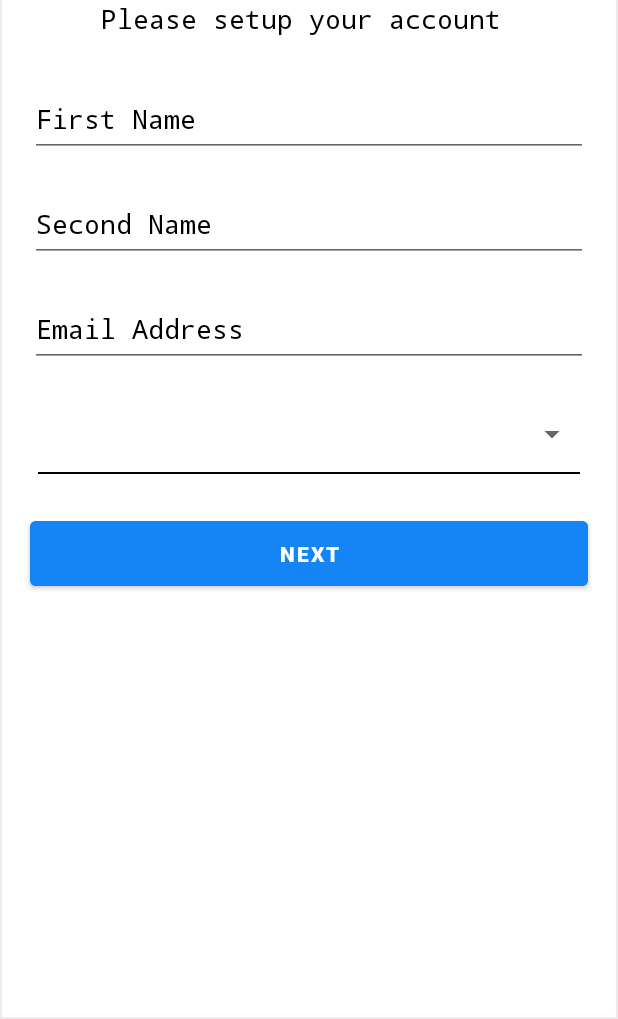
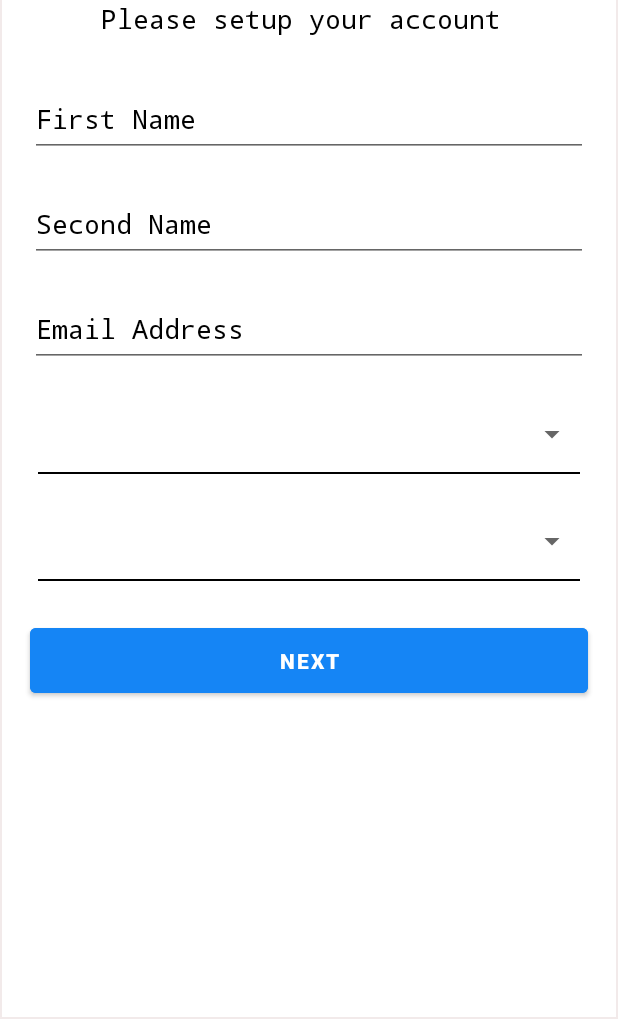
Before and after one commit to malcolmmaima/mafunzo-loop-android, an Android app: the AccountSetup screen opened through its navigation route, on a phone screen of 412 x 824 dp, the part 217-1236 px from its top. Run offline under Robolectric (Android 15) with nearby library versions, the phone set to English and light mode, and no system bars; our stand-ins replace Dagger/Hilt's generated code, Firebase (no records; nobody signed in at launch, a user with empty details on screens opened directly); libraries missing offline, so code that uses them is left out: com.github.razir.progressbutton, com.hbb20; 2 statements that could not run were skipped.

Commit message:
add school spinner

```diff
--- a/app/src/main/java/com/mafunzo/loop/data/models/requests/CreateUserRequest.kt
+++ b/app/src/main/java/com/mafunzo/loop/data/models/requests/CreateUserRequest.kt
@@ -7,5 +7,6 @@ data class CreateUserRequest(
     val email: String,
     val firstName: String,
     val lastName: String,
-    val accountType: String
+    val accountType: String,
+    val schools: List<String?>
 )
--- a/app/src/main/java/com/mafunzo/loop/di/Constants.kt
+++ b/app/src/main/java/com/mafunzo/loop/di/Constants.kt
@@ -3,5 +3,6 @@ package com.mafunzo.loop.di
 object Constants {
     const val FIREBASE_APP_SETTINGS = "app_settings"
     const val FIREBASE_APP_ACCOUNT_TYPES = "account_types"
+    const val FIREBASE_APP_SCHOOLS = "schools"
     const val FIREBASE_APP_USERS = "users"
 }
--- a/app/src/main/java/com/mafunzo/loop/ui/main/MainViewModel.kt
+++ b/app/src/main/java/com/mafunzo/loop/ui/main/MainViewModel.kt
@@ -6,6 +6,8 @@ import androidx.lifecycle.ViewModel
 import androidx.lifecycle.viewModelScope
 import com.google.firebase.auth.FirebaseAuth
 import com.google.firebase.firestore.FirebaseFirestore
+import com.google.firebase.firestore.ktx.toObject
+import com.mafunzo.loop.data.models.responses.SchoolResponse
 import com.mafunzo.loop.di.Constants
 import dagger.hilt.android.lifecycle.HiltViewModel
 import kotlinx.coroutines.flow.MutableSharedFlow
@@ -28,6 +30,9 @@ class MainViewModel @Inject constructor(
 
     private val _errorMessage = MutableSharedFlow<String>()
     val errorMessage = _errorMessage.asSharedFlow()
+
+    private val _schools = MutableSharedFlow<List<SchoolResponse>>()
+    val schools = _schools.asSharedFlow()
 
     fun getAccountTypes(){
         viewModelScope.launch {
@@ -58,4 +63,27 @@ class MainViewModel @Inject constructor(
                 }
         }
     }
+
+    fun getSchools(countryCode: String){
+        viewModelScope.launch {
+            _isLoading.emit(true)
+            //empty list of schools
+            val schools = mutableListOf<SchoolResponse>()
+            firestoreDB.collection(Constants.FIREBASE_APP_SETTINGS)
+                .document(Constants.FIREBASE_APP_SCHOOLS)
+                .collection(countryCode).get().addOnSuccessListener { documents ->
+                    for(document in documents){
+                        viewModelScope.launch {
+                            _isLoading.emit(false)
+                            document.toObject<SchoolResponse>().let { school ->
+                                //add school to list of schools
+                                school.id = document.id
+                                schools.add(school)
+                                _schools.emit(schools)
+                            }
+                        }
+                    }
+                }
+        }
+    }
 }
--- a/app/src/main/res/layout/fragment_account_setup.xml
+++ b/app/src/main/res/layout/fragment_account_setup.xml
@@ -140,6 +140,33 @@
             app:layout_constraintStart_toStartOf="parent"
             app:layout_constraintTop_toBottomOf="@id/accountTypeSpinner" />
 
+        <Spinner
+            android:id="@+id/schoolSpinner"
+            android:layout_width="match_parent"
+            android:layout_height="50dp"
+            android:layout_marginLeft="20dp"
+            android:layout_marginTop="20dp"
+            android:layout_marginRight="20dp"
+            android:textColorHint="@android:color/black"
+            android:textSize="20sp"
+            android:ems="10"
+            android:fontFamily="monospace"
+            app:layout_constraintEnd_toEndOf="parent"
+            app:layout_constraintStart_toStartOf="parent"
+            app:layout_constraintTop_toBottomOf="@id/spinnerView" />
+
+        <View
+            android:id="@+id/spinnerView2"
+            android:layout_width="match_parent"
+            android:layout_height="1dp"
+            android:layout_marginLeft="25dp"
+            android:layout_marginTop="0dp"
+            android:layout_marginRight="25dp"
+            android:background="@color/black"
+            app:layout_constraintEnd_toEndOf="parent"
+            app:layout_constraintStart_toStartOf="parent"
+            app:layout_constraintTop_toBottomOf="@id/schoolSpinner" />
+
         <com.google.android.material.button.MaterialButton
             android:id="@+id/setUpNextButton"
             android:layout_width="match_parent"
```
Also changed, not shown: app/src/main/java/com/mafunzo/loop/data/models/responses/SchoolResponse.kt (added, +7 -0 lines), app/src/main/java/com/mafunzo/loop/ui/auth/AccountSetupFragment.kt (+42 -1 lines).
